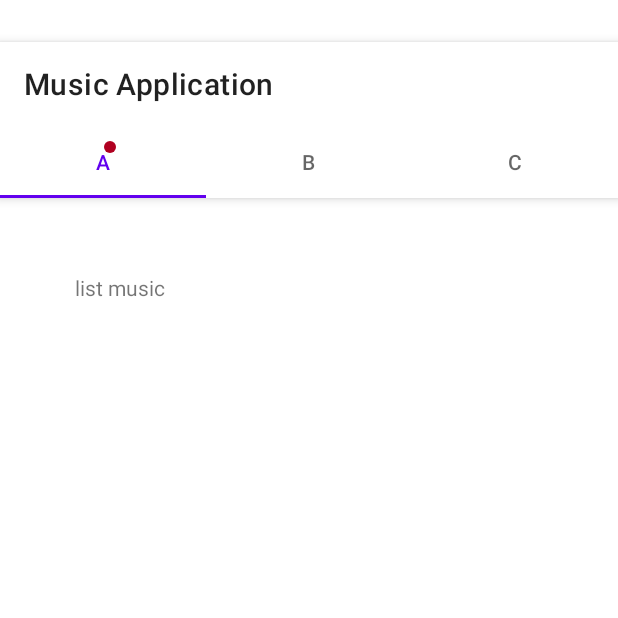
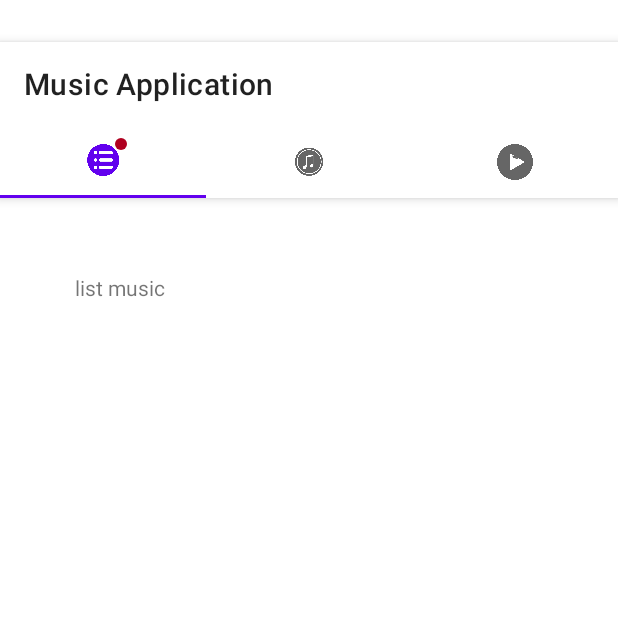
Before and after one commit to AnhQB/Music_Application, an Android app: the screen it shows after launch (MainActivity), on a phone screen of 412 x 824 dp, the top half of it. Run offline under Robolectric (Android 15) with nearby library versions, the phone set to English and light mode, and no system bars.

Commit message:
update icon tabLayout

```diff
--- a/app/src/main/java/com/example/musicapplication/MainActivity.java
+++ b/app/src/main/java/com/example/musicapplication/MainActivity.java
@@ -45,13 +45,15 @@ public class MainActivity extends AppCompatActivity {
 
         ViewPaperAdapter viewPaperAdapter = new ViewPaperAdapter(getSupportFragmentManager(), 0);
 
-        viewPaperAdapter.addFragment(listMusicFragment, "a");
-        viewPaperAdapter.addFragment(musicPlayFragment, "b");
-        viewPaperAdapter.addFragment(playListFragment, "c");
+        viewPaperAdapter.addFragment(listMusicFragment, "");
+        viewPaperAdapter.addFragment(musicPlayFragment, "");
+        viewPaperAdapter.addFragment(playListFragment, "");
 
         viewPager.setAdapter(viewPaperAdapter);
 
-        //tabLayout.getTabAt(0).setIcon(R.drawable.)
+        tabLayout.getTabAt(0).setIcon(R.drawable.icon_list);
+        tabLayout.getTabAt(1).setIcon(R.drawable.icon_music);
+        tabLayout.getTabAt(2).setIcon(R.drawable.icon_play);
         BadgeDrawable badgeDrawable = tabLayout.getTabAt(0).getOrCreateBadge();
         badgeDrawable.setVisible(true);
         //badgeDrawable.setNumber(5);
```
Also changed, not shown: app/src/main/res/drawable/icon_list.png (added), app/src/main/res/drawable/icon_music.png (added), app/src/main/res/drawable/icon_play.png (added).
